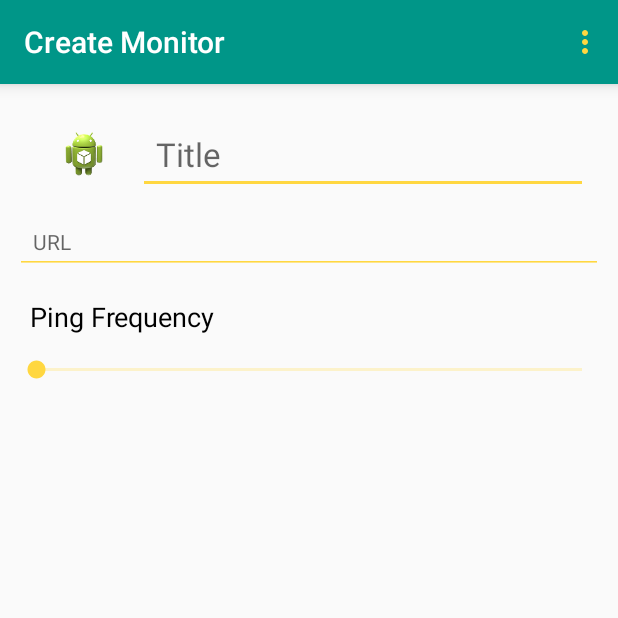
After one commit to colinrtwhite/Ping, an Android app: the CreateMonitorActivity screen opened directly, with no data from a screen before it, on a phone screen of 412 x 824 dp, the top half of it. The commit adds this screen. Run offline under Robolectric (Android 15) with nearby library versions, the phone set to English and light mode, and no system bars.

Commit message:
Changed some minor layout parameters. Added initial implementation of CreateMonitorActivity and its layout and menu. Refactored some styles. Renamed CheckIfUpService to PingService.

```diff
--- a/app/src/main/AndroidManifest.xml
+++ b/app/src/main/AndroidManifest.xml
@@ -18,8 +18,12 @@
             </intent-filter>
         </activity>
 
+        <activity
+            android:name=".CreateMonitorActivity"
+            android:label="@string/create_monitor_activity_title" />
+
         <service
-            android:name=".CheckIfUpService"
+            android:name=".PingService"
             android:enabled="true" />
     </application>
 
--- /dev/null
+++ b/app/src/main/java/com/colinwhite/ping/CreateMonitorActivity.java
@@ -0,0 +1,53 @@
+package com.colinwhite.ping;
+
+import android.os.Bundle;
+import android.support.v7.app.ActionBarActivity;
+import android.support.v7.widget.Toolbar;
+import android.view.Menu;
+import android.view.MenuItem;
+import android.widget.ImageView;
+
+public class CreateMonitorActivity extends ActionBarActivity {
+
+    private static Toolbar mToolbar;
+    private static ImageView mMonitorIcon;
+
+    @Override
+    protected void onCreate(Bundle savedInstanceState) {
+        super.onCreate(savedInstanceState);
+        setContentView(R.layout.activity_create_monitor);
+
+        // Set the icon's width to be equal to its height (square).
+        mMonitorIcon = (ImageView) findViewById(R.id.monitor_icon);
+        mMonitorIcon.setMaxWidth(mMonitorIcon.getHeight());
+
+        // Attach the create_monitor_toolbar to the activity.
+        mToolbar = (Toolbar) findViewById(R.id.create_monitor_toolbar);
+        if (mToolbar != null) {
+            setSupportActionBar(mToolbar);
+        }
+
+    }
+
+    @Override
+    public boolean onCreateOptionsMenu(Menu menu) {
+        // Inflate the menu; this adds items to the action bar if it is present.
+        getMenuInflater().inflate(R.menu.menu_create_monitor, menu);
+
+        return true;
+    }
+
+    @Override
+    public boolean onOptionsItemSelected(MenuItem item) {
+        // Handle action bar item clicks here. The action bar will
+        // automatically handle clicks on the Home/Up button, so long
+        // as you specify a parent activity in AndroidManifest.xml.
+        int id = item.getItemId();
+
+        if (id == R.id.action_settings) {
+            return true;
+        }
+
+        return super.onOptionsItemSelected(item);
+    }
+}
--- /dev/null
+++ b/app/src/main/res/layout/activity_create_monitor.xml
@@ -0,0 +1,81 @@
+<?xml version="1.0" encoding="utf-8"?>
+<LinearLayout xmlns:android="http://schemas.android.com/apk/res/android"
+    android:layout_width="match_parent"
+    android:layout_height="match_parent"
+    android:orientation="vertical">
+
+    <android.support.v7.widget.Toolbar
+        android:id="@+id/create_monitor_toolbar"
+        android:layout_width="match_parent"
+        android:layout_height="wrap_content"
+        android:background="@color/primary"
+        android:elevation="@dimen/elevation_low"
+        android:minHeight="?attr/actionBarSize" />
+
+    <LinearLayout
+        android:id="@+id/content_container"
+        android:layout_width="match_parent"
+        android:layout_height="match_parent"
+        android:orientation="vertical"
+        android:padding="10sp">
+
+        <LinearLayout
+            android:layout_width="match_parent"
+            android:layout_height="wrap_content"
+            android:orientation="horizontal"
+            android:padding="10sp">
+
+            <ImageView
+                android:id="@+id/monitor_icon"
+                android:layout_width="wrap_content"
+                android:layout_height="match_parent"
+                android:padding="12sp"
+                android:src="@mipmap/ic_launcher" />
+
+            <EditText
+                android:layout_width="match_parent"
+                android:layout_height="wrap_content"
+                android:hint="@string/monitor_title_hint"
+                android:maxLines="1"
+                android:padding="12sp"
+                android:textColor="@android:color/black"
+                android:textSize="@dimen/abc_text_size_large_material" />
+        </LinearLayout>
+
+        <EditText
+            android:id="@+id/url_text_field_create"
+            android:layout_width="match_parent"
+            android:layout_height="wrap_content"
+            android:hint="@string/url_hint"
+            android:maxLines="1"
+            android:padding="12sp"
+            android:textColor="@android:color/black"
+            android:textSize="@dimen/abc_text_size_small_material" />
+
+        <Space
+            android:layout_width="match_parent"
+            android:layout_height="16sp" />
+
+        <TextView
+            android:layout_width="match_parent"
+            android:layout_height="wrap_content"
+            android:paddingLeft="10sp"
+            android:paddingRight="10sp"
+            android:text="@string/ping_frequency_header"
+            android:textColor="@android:color/black"
+            android:textSize="@dimen/abc_text_size_medium_material" />
+
+        <SeekBar
+            android:id="@+id/ping_frequency_seek_bar"
+            android:layout_width="match_parent"
+            android:layout_height="wrap_content"
+            android:padding="14sp" />
+
+        <TextView
+            android:id="@+id/ping_frequency_explanation"
+            android:layout_width="match_parent"
+            android:layout_height="wrap_content" />
+
+    </LinearLayout>
+
+</LinearLayout>
--- a/app/src/main/res/values-v21/styles.xml
+++ b/app/src/main/res/values-v21/styles.xml
@@ -1,18 +1,11 @@
 <resources>
 
     <!-- Base application theme. -->
-    <style name="AppTheme" parent="Theme.AppCompat.Light.NoActionBar">
+    <style name="AppTheme" parent="AppTheme.Common">
         <item name="android:colorPrimary">@color/primary</item>
         <item name="android:colorPrimaryDark">@color/primary_dark</item>
         <item name="android:colorAccent">@color/accent</item>
         <item name="android:navigationBarColor">@color/primary</item>
-
-        <item name="android:textColor">@android:color/white</item>
-        <item name="android:textColorPrimary">@android:color/white</item>
-        <item name="colorControlNormal">@color/accent</item>
-        <item name="colorControlActivated">@color/accent</item>
-        <item name="colorControlHighlight">@color/accent</item>
-        <item name="android:itemTextAppearance">@style/OverflowItemStyle</item>
     </style>
 
 </resources>
--- a/app/src/main/res/values/dimens.xml
+++ b/app/src/main/res/values/dimens.xml
@@ -2,4 +2,7 @@
     <!-- Default screen margins, per the Android Design guidelines. -->
     <dimen name="activity_horizontal_margin">16dp</dimen>
     <dimen name="activity_vertical_margin">16dp</dimen>
+    <dimen name="elevation_low">6dp</dimen>
+    <dimen name="elevation_high">12dp</dimen>
+
 </resources>
--- a/app/src/main/res/values/strings.xml
+++ b/app/src/main/res/values/strings.xml
@@ -7,7 +7,11 @@
     <string name="is_down">The website seems to be down!</string>
     <string name="does_not_exist">That doesn\'t look like a website URL...</string>
     <string name="other">Looks like some kind of error occurred while checking!</string>
-    <string name="url">Website URL</string>
+    <string name="quick_check_title">Quick Check!</string>
     <string name="initial_output_text_id">Enter a website URL to check.</string>
+    <string name="create_monitor_activity_title">Create Monitor</string>
+    <string name="monitor_title_hint">Title</string>
+    <string name="ping_frequency_header">Ping Frequency</string>
+    <string name="url_hint">URL</string>
 
 </resources>
--- a/app/src/main/res/values/styles.xml
+++ b/app/src/main/res/values/styles.xml
@@ -1,18 +1,23 @@
 <resources>
 
     <!-- Base application theme. -->
-    <style name="AppTheme" parent="Theme.AppCompat.Light.NoActionBar">
+    <style name="AppTheme" parent="AppTheme.Common">
         <item name="colorPrimary">@color/primary</item>
         <item name="colorPrimaryDark">@color/primary_dark</item>
         <item name="colorAccent">@color/accent</item>
+    </style>
 
+    <!-- Common elements between base and v21 AppTheme. -->
+    <style name="AppTheme.Common" parent="Theme.AppCompat.Light.NoActionBar">
         <item name="android:textColor">@android:color/white</item>
         <item name="android:textColorPrimary">@android:color/white</item>
         <item name="colorControlNormal">@color/accent</item>
         <item name="colorControlActivated">@color/accent</item>
         <item name="colorControlHighlight">@color/accent</item>
+        <item name="android:itemTextAppearance">@style/OverflowItemStyle</item>
     </style>
 
+    <!-- Set the Overflow menu's text colour. -->
     <style name="OverflowItemStyle" parent="@android:style/TextAppearance.Widget.IconMenu.Item">
         <item name="android:textColor">@android:color/black</item>
     </style>
```
Also changed, not shown: app/src/main/java/com/colinwhite/ping/MainActivity.java (+24 -19 lines), app/src/main/java/com/colinwhite/ping/PingService.java (renamed from app/src/main/java/com/colinwhite/ping/CheckIfUpService.java, +12 -13 lines), app/src/main/res/layout/activity_main.xml (+13 -10 lines), app/src/main/res/menu/menu_create_monitor.xml (renamed from app/src/main/res/menu/menu_main.xml, +1 -7 lines).
